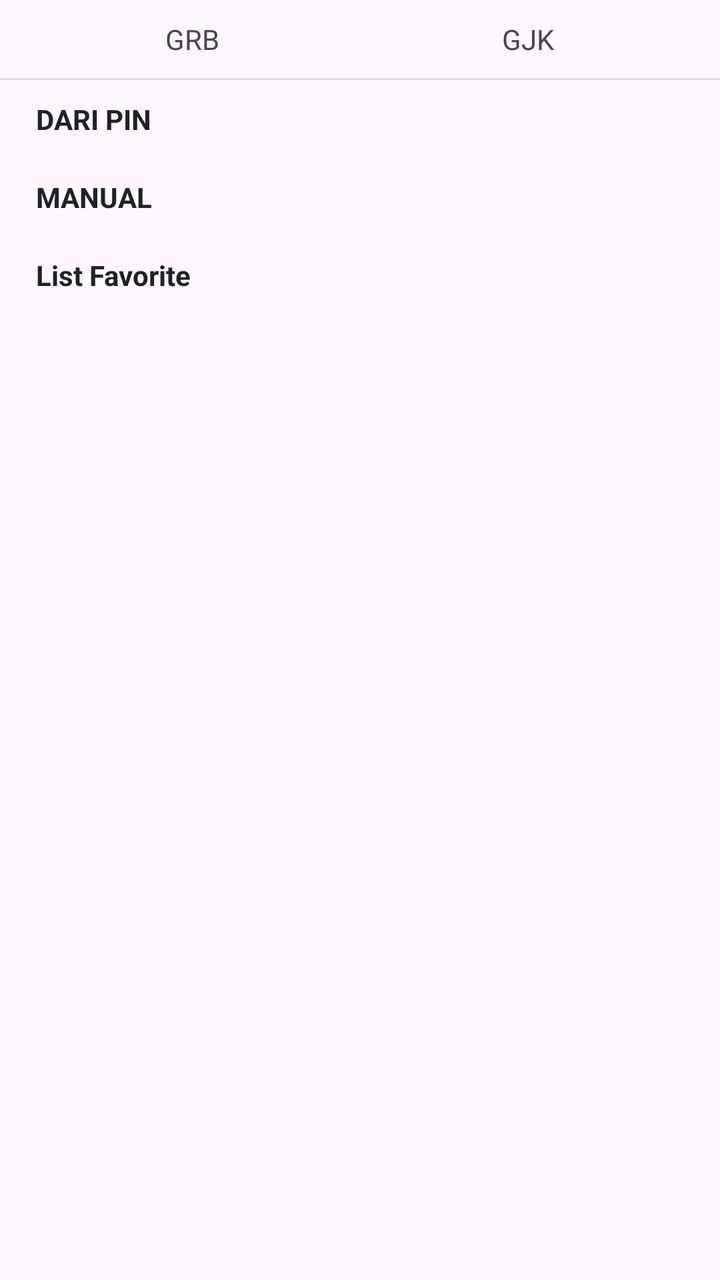
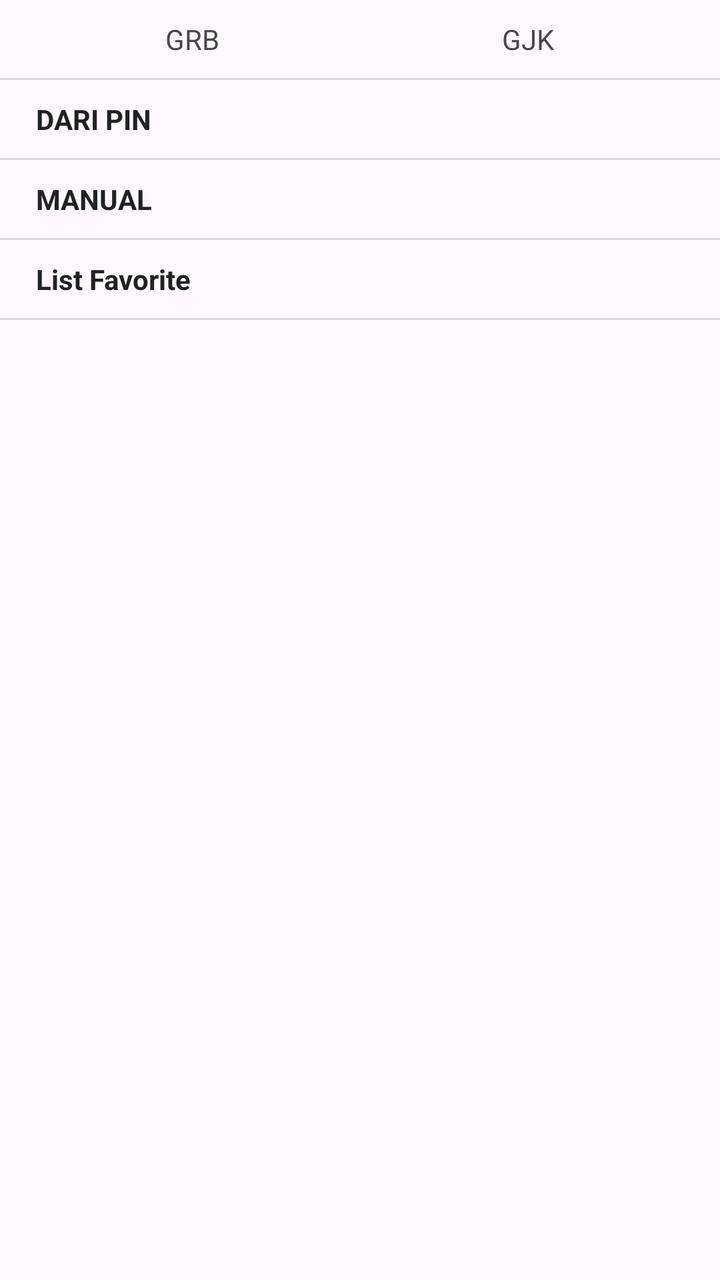

The first picture is an Android layout as it rendered before a commit; the second is the same layout after the commit. The layout source and the unified diff follow.
<!-- AndroidManifest.xml: application theme Theme.NarikTerus -->
<!-- res/layout/dialog_favorite.xml -->
<?xml version="1.0" encoding="utf-8"?>
<LinearLayout xmlns:android="http://schemas.android.com/apk/res/android"
    android:layout_width="match_parent"
    android:layout_height="wrap_content"
    android:orientation="vertical">

    <LinearLayout
        android:layout_width="match_parent"
        android:layout_height="wrap_content"
        android:orientation="horizontal"
        android:paddingHorizontal="12dp">

        <TextView
            android:id="@+id/tab_fav_grb"
            android:layout_width="0dp"
            android:layout_height="wrap_content"
            android:layout_weight="1"
            android:gravity="center"
            android:paddingVertical="10dp"
            android:text="@string/jitter_tab_grb"
            android:textSize="14sp" />

        <TextView
            android:id="@+id/tab_fav_gjk"
            android:layout_width="0dp"
            android:layout_height="wrap_content"
            android:layout_weight="1"
            android:gravity="center"
            android:paddingVertical="10dp"
            android:text="@string/jitter_tab_gjk"
            android:textSize="14sp" />
    </LinearLayout>

    <View
        android:layout_width="match_parent"
        android:layout_height="1dp"
        android:background="#1F000000" />

    
    <LinearLayout
        android:id="@+id/page_fav_grb"
        android:layout_width="match_parent"
        android:layout_height="wrap_content"
        android:orientation="vertical">

        <TextView
            android:id="@+id/header_pin_grb"
            android:layout_width="match_parent"
            android:layout_height="wrap_content"
            android:background="?attr/selectableItemBackground"
            android:paddingHorizontal="18dp"
            android:paddingVertical="10dp"
            android:text="@string/fav_from_pin"
            android:textColor="#202124"
            android:textSize="14sp"
            android:textStyle="bold" />

        <LinearLayout
            android:id="@+id/content_pin_grb"
            android:layout_width="match_parent"
            android:layout_height="wrap_content"
            android:orientation="vertical"
            android:paddingHorizontal="18dp"
            android:visibility="gone">

            <EditText
                android:id="@+id/input_name_pin_grb"
                android:layout_width="match_parent"
                android:layout_height="wrap_content"
                android:hint="@string/fav_name_hint"
                android:inputType="text"
                android:singleLine="true" />

            <TextView
                android:id="@+id/coord_pin_grb"
                android:layout_width="match_parent"
                android:layout_height="wrap_content"
                android:fontFamily="monospace"
                android:paddingVertical="4dp"
                android:textColor="#5F6368"
                android:textSize="13sp" />

            <Button
                android:id="@+id/btn_save_pin_grb"
                android:layout_width="match_parent"
                android:layout_height="wrap_content"
                android:enabled="false"
                android:text="@string/fav_save" />
        </LinearLayout>

        <TextView
            android:id="@+id/header_manual_grb"
            android:layout_width="match_parent"
            android:layout_height="wrap_content"
            android:background="?attr/selectableItemBackground"
            android:paddingHorizontal="18dp"
            android:paddingVertical="10dp"
            android:text="@string/fav_manual"
            android:textColor="#202124"
            android:textSize="14sp"
            android:textStyle="bold" />

        <LinearLayout
            android:id="@+id/content_manual_grb"
            android:layout_width="match_parent"
            android:layout_height="wrap_content"
            android:orientation="vertical"
            android:paddingHorizontal="18dp"
            android:visibility="gone">

            <EditText
                android:id="@+id/input_name_manual_grb"
                android:layout_width="match_parent"
                android:layout_height="wrap_content"
                android:hint="@string/fav_name_hint"
                android:inputType="text"
                android:singleLine="true" />

            <EditText
                android:id="@+id/input_lat_manual_grb"
                android:layout_width="match_parent"
                android:layout_height="wrap_content"
                android:hint="@string/fav_lat_hint"
                android:inputType="numberDecimal|numberSigned"
                android:singleLine="true" />

            <EditText
                android:id="@+id/input_lng_manual_grb"
                android:layout_width="match_parent"
                android:layout_height="wrap_content"
                android:hint="@string/fav_lng_hint"
                android:inputType="numberDecimal|numberSigned"
                android:singleLine="true" />

            <Button
                android:id="@+id/btn_save_manual_grb"
                android:layout_width="match_parent"
                android:layout_height="wrap_content"
                android:enabled="false"
                android:text="@string/fav_save" />
        </LinearLayout>

        <TextView
            android:layout_width="match_parent"
            android:layout_height="wrap_content"
            android:paddingHorizontal="18dp"
            android:paddingVertical="10dp"
            android:text="@string/fav_list_label"
            android:textColor="#202124"
            android:textSize="14sp"
            android:textStyle="bold" />

        
        <ScrollView
            android:layout_width="match_parent"
            android:layout_height="280dp">

            <LinearLayout
                android:layout_width="match_parent"
                android:layout_height="wrap_content"
                android:orientation="vertical">

                <LinearLayout
                    android:id="@+id/list_fav_grb"
                    android:layout_width="match_parent"
                    android:layout_height="wrap_content"
                    android:orientation="vertical" />

                <TextView
                    android:id="@+id/empty_fav_grb"
                    android:layout_width="match_parent"
                    android:layout_height="wrap_content"
                    android:paddingHorizontal="18dp"
                    android:paddingBottom="10dp"
                    android:text="@string/fav_empty"
                    android:textColor="#5F6368"
                    android:textSize="13sp"
                    android:visibility="gone" />
            </LinearLayout>
        </ScrollView>
    </LinearLayout>

    
    <LinearLayout
        android:id="@+id/page_fav_gjk"
        android:layout_width="match_parent"
        android:layout_height="wrap_content"
        android:orientation="vertical"
        android:visibility="gone">

        <TextView
            android:id="@+id/header_pin_gjk"
            android:layout_width="match_parent"
            android:layout_height="wrap_content"
            android:background="?attr/selectableItemBackground"
            android:paddingHorizontal="18dp"
            android:paddingVertical="10dp"
            android:text="@string/fav_from_pin"
            android:textColor="#202124"
            android:textSize="14sp"
            android:textStyle="bold" />

        <LinearLayout
            android:id="@+id/content_pin_gjk"
            android:layout_width="match_parent"
            android:layout_height="wrap_content"
            android:orientation="vertical"
            android:paddingHorizontal="18dp"
            android:visibility="gone">

            <EditText
                android:id="@+id/input_name_pin_gjk"
                android:layout_width="match_parent"
                android:layout_height="wrap_content"
                android:hint="@string/fav_name_hint"
                android:inputType="text"
                android:singleLine="true" />

            <TextView
                android:id="@+id/coord_pin_gjk"
                android:layout_width="match_parent"
                android:layout_height="wrap_content"
                android:fontFamily="monospace"
                android:paddingVertical="4dp"
                android:textColor="#5F6368"
                android:textSize="13sp" />

            <Button
                android:id="@+id/btn_save_pin_gjk"
                android:layout_width="match_parent"
                android:layout_height="wrap_content"
                android:enabled="false"
                android:text="@string/fav_save" />
        </LinearLayout>

        <TextView
            android:id="@+id/header_manual_gjk"
            android:layout_width="match_parent"
            android:layout_height="wrap_content"
            android:background="?attr/selectableItemBackground"
            android:paddingHorizontal="18dp"
            android:paddingVertical="10dp"
            android:text="@string/fav_manual"
            android:textColor="#202124"
            android:textSize="14sp"
            android:textStyle="bold" />

        <LinearLayout
            android:id="@+id/content_manual_gjk"
            android:layout_width="match_parent"
            android:layout_height="wrap_content"
            android:orientation="vertical"
            android:paddingHorizontal="18dp"
            android:visibility="gone">

            <EditText
                android:id="@+id/input_name_manual_gjk"
                android:layout_width="match_parent"
                android:layout_height="wrap_content"
                android:hint="@string/fav_name_hint"
                android:inputType="text"
                android:singleLine="true" />

            <EditText
                android:id="@+id/input_lat_manual_gjk"
                android:layout_width="match_parent"
                android:layout_height="wrap_content"
                android:hint="@string/fav_lat_hint"
                android:inputType="numberDecimal|numberSigned"
                android:singleLine="true" />

            <EditText
                android:id="@+id/input_lng_manual_gjk"
                android:layout_width="match_parent"
                android:layout_height="wrap_content"
                android:hint="@string/fav_lng_hint"
                android:inputType="numberDecimal|numberSigned"
                android:singleLine="true" />

            <Button
                android:id="@+id/btn_save_manual_gjk"
                android:layout_width="match_parent"
                android:layout_height="wrap_content"
                android:enabled="false"
                android:text="@string/fav_save" />
        </LinearLayout>

        <TextView
            android:layout_width="match_parent"
            android:layout_height="wrap_content"
            android:paddingHorizontal="18dp"
            android:paddingVertical="10dp"
            android:text="@string/fav_list_label"
            android:textColor="#202124"
            android:textSize="14sp"
            android:textStyle="bold" />

        
        <ScrollView
            android:layout_width="match_parent"
            android:layout_height="280dp">

            <LinearLayout
                android:layout_width="match_parent"
                android:layout_height="wrap_content"
                android:orientation="vertical">

                <LinearLayout
                    android:id="@+id/list_fav_gjk"
                    android:layout_width="match_parent"
                    android:layout_height="wrap_content"
                    android:orientation="vertical" />

                <TextView
                    android:id="@+id/empty_fav_gjk"
                    android:layout_width="match_parent"
                    android:layout_height="wrap_content"
                    android:paddingHorizontal="18dp"
                    android:paddingBottom="10dp"
                    android:text="@string/fav_empty"
                    android:textColor="#5F6368"
                    android:textSize="13sp"
                    android:visibility="gone" />
            </LinearLayout>
        </ScrollView>
    </LinearLayout>
</LinearLayout>
<!-- resources referenced by this layout -->
<resources>
  <string name="fav_empty">Belum ada favorite</string>
  <string name="fav_from_pin">DARI PIN</string>
  <string name="fav_lat_hint">Koordinat latitude</string>
  <string name="fav_list_label">List Favorite</string>
  <string name="fav_lng_hint">Koordinat longitude</string>
  <string name="fav_manual">MANUAL</string>
  <string name="fav_name_hint">Nama favorite</string>
  <string name="fav_save">Simpan</string>
  <string name="jitter_tab_gjk">GJK</string>
  <string name="jitter_tab_grb">GRB</string>
  <style name="Theme.NarikTerus" parent="Theme.Material3.DayNight.NoActionBar">
          <item name="android:statusBarColor">@android:color/transparent</item>
          <item name="android:navigationBarColor">@android:color/transparent</item>
          <item name="android:windowLightStatusBar">true</item>
      </style>
</resources>

<!-- the commit's change to res/layout/dialog_favorite.xml (unified diff, before → after) -->
@@ -88,6 +88,12 @@
                 android:text="@string/fav_save" />
         </LinearLayout>
 
+        
+        <View
+            android:layout_width="match_parent"
+            android:layout_height="1dp"
+            android:background="#1F000000" />
+
         <TextView
             android:id="@+id/header_manual_grb"
             android:layout_width="match_parent"
@@ -140,6 +146,12 @@
                 android:text="@string/fav_save" />
         </LinearLayout>
 
+        
+        <View
+            android:layout_width="match_parent"
+            android:layout_height="1dp"
+            android:background="#1F000000" />
+
         <TextView
             android:layout_width="match_parent"
             android:layout_height="wrap_content"
@@ -151,6 +163,11 @@
             android:textStyle="bold" />
 
         
+        <View
+            android:layout_width="match_parent"
+            android:layout_height="1dp"
+            android:background="#1F000000" />
+
         <ScrollView
             android:layout_width="match_parent"
             android:layout_height="280dp">
@@ -233,6 +250,12 @@
                 android:text="@string/fav_save" />
         </LinearLayout>
 
+        
+        <View
+            android:layout_width="match_parent"
+            android:layout_height="1dp"
+            android:background="#1F000000" />
+
         <TextView
             android:id="@+id/header_manual_gjk"
             android:layout_width="match_parent"
@@ -285,6 +308,12 @@
                 android:text="@string/fav_save" />
         </LinearLayout>
 
+        
+        <View
+            android:layout_width="match_parent"
+            android:layout_height="1dp"
+            android:background="#1F000000" />
+
         <TextView
             android:layout_width="match_parent"
             android:layout_height="wrap_content"
@@ -296,6 +325,11 @@
             android:textStyle="bold" />
 
         
+        <View
+            android:layout_width="match_parent"
+            android:layout_height="1dp"
+            android:background="#1F000000" />
+
         <ScrollView
             android:layout_width="match_parent"
             android:layout_height="280dp">
